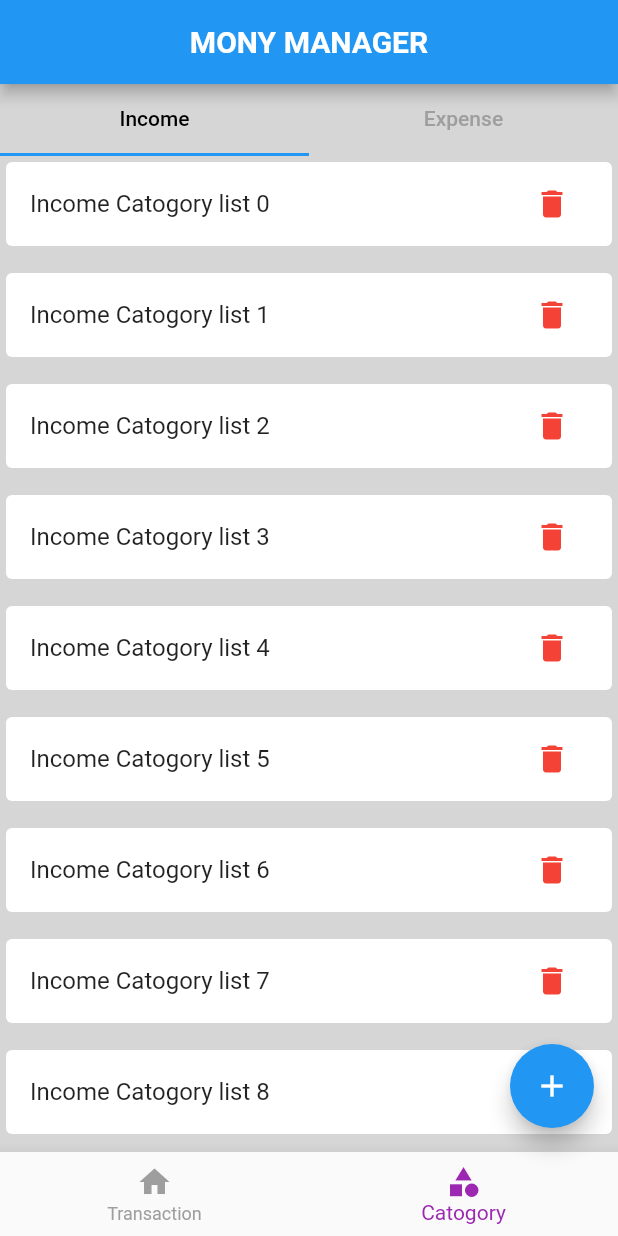
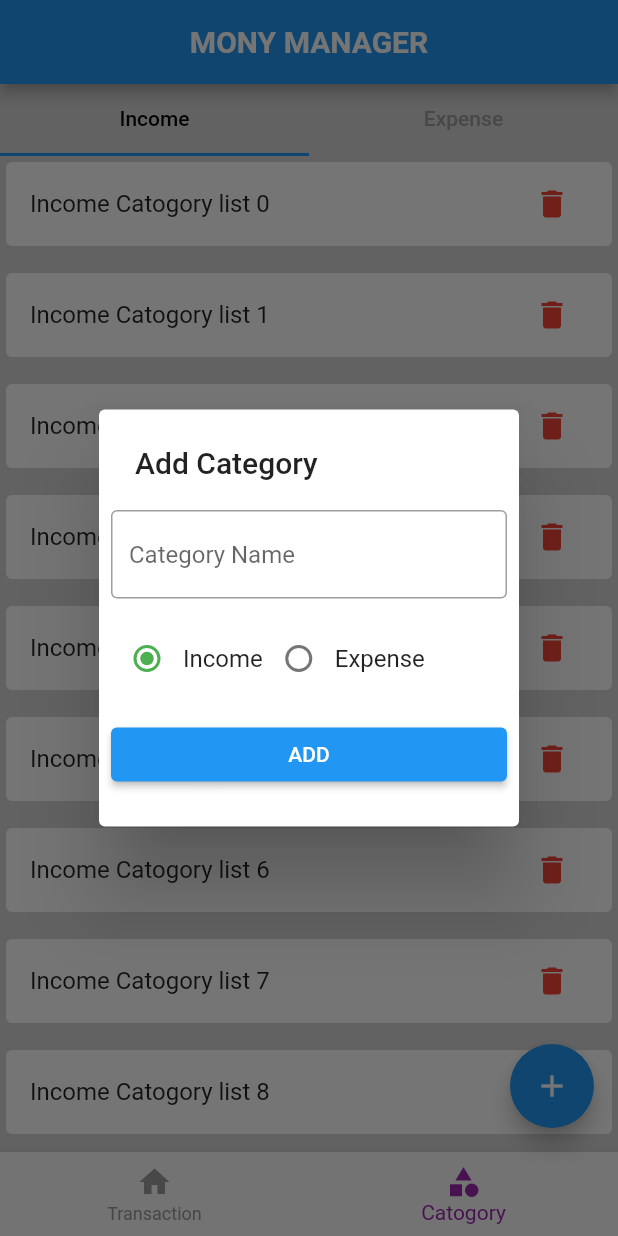
Before and after one commit to Amal-p/mony_manager_flutter, a Flutter app: the screen it shows after launch, item 2 of the bottom bar chosen, after a tap on the "add" icon, on a phone screen of 412 x 824 dp. Run offline on Flutter 3.47's test engine with Material 2 defaults, Android fonts, the phone set to English and light mode, and no system bars; our stand-ins replace hive, hive_flutter; accounts and stored records are empty.

Commit message:
Hive DB connections and functions created, popup createdmodal created

```diff
--- /dev/null
+++ b/lib/db/category/category_db.dart
@@ -0,0 +1,23 @@
+import 'package:hive/hive.dart';
+import 'package:mony_manager_flutter/models/category/category_modal.dart';
+
+const CATEGORY_DB_NAME = 'category-db';
+
+abstract class CategoryDbFunctions {
+  Future<List<CategoryModal>> getCategories();
+  Future<void> insertCategory(CategoryModal value);
+}
+
+class CategoryDB implements CategoryDbFunctions {
+  @override
+  Future<void> insertCategory(CategoryModal value) async {
+    final _categoryDB = await Hive.openBox<CategoryModal>(CATEGORY_DB_NAME);
+    await _categoryDB.add(value);
+  }
+
+  @override
+  Future<List<CategoryModal>> getCategories() async {
+    final _categoryDB = await Hive.openBox<CategoryModal>(CATEGORY_DB_NAME);
+    return _categoryDB.values.toList();
+  }
+}
--- a/lib/main.dart
+++ b/lib/main.dart
@@ -1,7 +1,17 @@
 import 'package:flutter/material.dart';
+import 'package:hive_flutter/adapters.dart';
+import 'package:mony_manager_flutter/models/category/category_modal.dart';
 import 'package:mony_manager_flutter/screens/home/screen_home.dart';
 
-void main() {
+Future<void> main() async {
+  WidgetsFlutterBinding.ensureInitialized();
+  await Hive.initFlutter();
+  if (!Hive.isAdapterRegistered(CategoryTypeAdapter().typeId)) {
+    Hive.registerAdapter(CategoryTypeAdapter());
+  }
+  if (!Hive.isAdapterRegistered(CategoryModalAdapter().typeId)) {
+    Hive.registerAdapter(CategoryModalAdapter());
+  }
   runApp(MyApp());
 }
 
--- /dev/null
+++ b/lib/models/category/category_modal.dart
@@ -0,0 +1,33 @@
+import 'package:hive_flutter/adapters.dart';
+part 'category_modal.g.dart';
+
+@HiveType(typeId: 1)
+enum CategoryType {
+  @HiveField(0)
+  income,
+
+  @HiveField(1)
+  expense,
+}
+
+@HiveType(typeId: 1)
+class CategoryModal {
+  @HiveField(0)
+  final String id;
+
+  @HiveField(1)
+  final String name;
+
+  @HiveField(2)
+  final bool isDeleted;
+
+  @HiveField(3)
+  final CategoryType type;
+
+  CategoryModal({
+    required this.id,
+    required this.name,
+    required this.type,
+    this.isDeleted = false,
+  });
+}
--- /dev/null
+++ b/lib/screens/catogory/category_popup.dart
@@ -0,0 +1,77 @@
+import 'package:flutter/foundation.dart';
+import 'package:flutter/material.dart';
+import 'package:mony_manager_flutter/models/category/category_modal.dart';
+
+ValueNotifier<CategoryType> selectedCategoryNotifier =
+    ValueNotifier(CategoryType.income);
+
+Future<void> showCategoryAddPopup(BuildContext context) async {
+  showDialog(
+      context: context,
+      builder: (ctx1) {
+        return SimpleDialog(
+          title: const Text('Add Category'),
+          children: [
+            Padding(
+              padding: const EdgeInsets.all(8.0),
+              child: TextFormField(
+                decoration: const InputDecoration(
+                  border: OutlineInputBorder(),
+                  hintText: 'Category Name',
+                ),
+              ),
+            ),
+            Padding(
+              padding: const EdgeInsets.all(8.0),
+              child: Row(
+                children: const [
+                  RadioButton(title: 'Income', type: CategoryType.income),
+                  RadioButton(title: 'Expense', type: CategoryType.expense),
+                ],
+              ),
+            ),
+            Padding(
+              padding: const EdgeInsets.all(8.0),
+              child: ElevatedButton(onPressed: () {}, child: const Text('ADD')),
+            )
+          ],
+        );
+      });
+}
+
+class RadioButton extends StatelessWidget {
+  final String title;
+  final CategoryType type;
+  // final CategoryType selectedCategoryType;
+  const RadioButton({
+    Key? key,
+    required this.title,
+    required this.type,
+  }) : super(key: key);
+
+  @override
+  Widget build(BuildContext context) {
+    return ValueListenableBuilder(
+      valueListenable: selectedCategoryNotifier,
+      builder: (BuildContext ctx, CategoryType newCategory, Widget? _) {
+        return Row(
+          children: [
+            Radio<CategoryType>(
+              activeColor: Colors.green,
+              value: type,
+              groupValue: newCategory,
+              onChanged: (value) {
+                if (value == null) {
+                  return;
+                }
+                selectedCategoryNotifier.value = value;
+                selectedCategoryNotifier.notifyListeners();
+              },
+            ),
+            Text(title)
+          ],
+        );
+      },
+    );
+  }
+}
--- a/lib/screens/home/screen_home.dart
+++ b/lib/screens/home/screen_home.dart
@@ -1,4 +1,5 @@
 import 'package:flutter/material.dart';
+import 'package:mony_manager_flutter/screens/catogory/category_popup.dart';
 import 'package:mony_manager_flutter/screens/catogory/screen_catogory.dart';
 import 'package:mony_manager_flutter/screens/home/widgets/bottom_navigation.dart';
 import 'package:mony_manager_flutter/screens/transaction/screen_transaction.dart';
@@ -37,6 +38,7 @@
             print("Button clicked from Transction page");
           } else if (selectedIndexNotifier.value == 1) {
             print("Button clicked from Catogory page");
+            showCategoryAddPopup(context);
           }
         },
         child: const Icon(Icons.add),
```
Also changed, not shown: lib/db/transaction/transaction_db.dart (added), lib/models/category/category_modal.g.dart (added).
